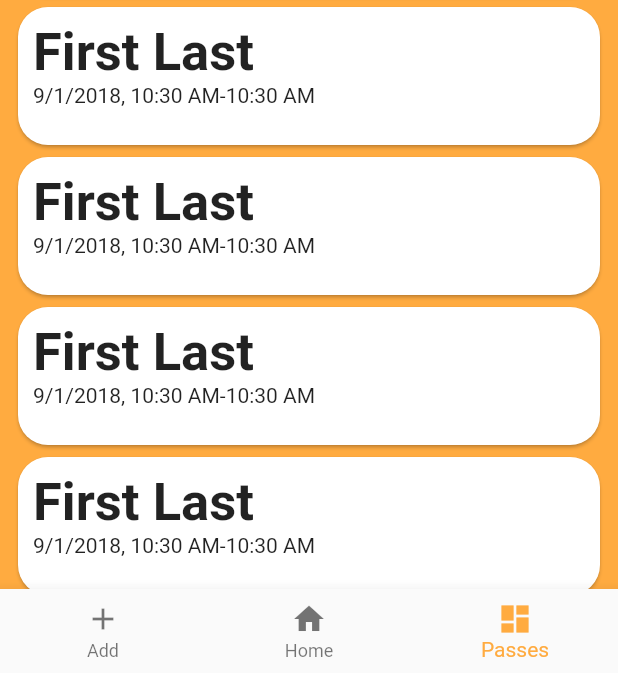
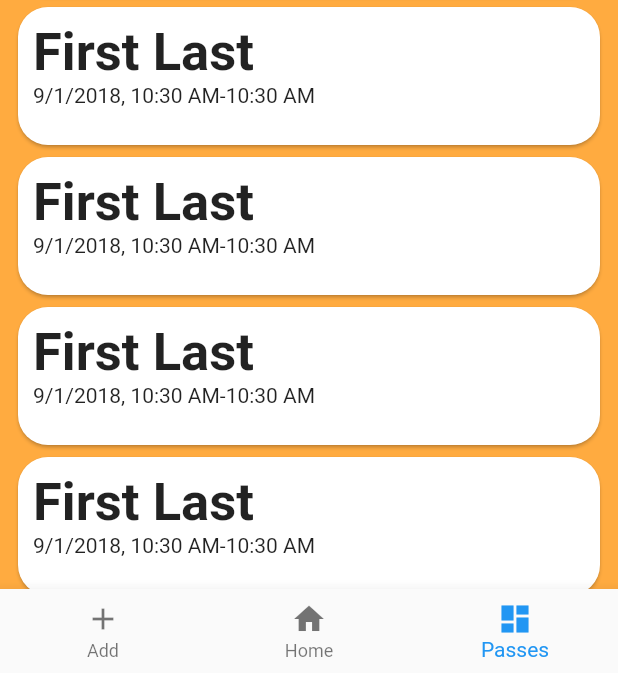
Before and after one commit to CHSCodeForChange/PassMaster-App-Old, a Flutter app: the screen it shows after launch, item 3 of the bottom bar chosen, on a phone screen of 412 x 824 dp, the part 563-1236 px from its top. Run offline on Flutter 3.47's test engine with Material 2 defaults, Android fonts, the phone set to English and light mode, and no system bars.

Commit message:
Consolidated colors in the theme section in the main class.
Made the search bar not have a jank label that rises up when selected.

```diff
--- a/lib/fragments/pass.dart
+++ b/lib/fragments/pass.dart
@@ -21,11 +21,10 @@ class Pass extends StatelessWidget {
           mainAxisAlignment: MainAxisAlignment.start,
           children: <Widget>[
             new Container(
-              color: Colors.amber,
               child: new Text(
                 this.pass.student.getName(),
                 textAlign: TextAlign.left,
-                style: TextStyle(color: Colors.black, fontSize: 35.0, fontWeight: FontWeight.bold),
+                style: TextStyle(fontSize: 35.0, fontWeight: FontWeight.bold),
               ),
             ),
             new Container(
--- a/lib/fragments/search-filters.dart
+++ b/lib/fragments/search-filters.dart
@@ -10,7 +10,7 @@ class SearchFilters extends StatelessWidget {
         new Expanded(
           child: new TextFormField(
             decoration: InputDecoration(
-              labelText: 'Search',
+              hintText: 'Search',
               border: OutlineInputBorder(borderSide: BorderSide(color: Colors.grey)),
               labelStyle: TextStyle(color: Colors.black),
               filled: true,
--- a/lib/pages/main/add.dart
+++ b/lib/pages/main/add.dart
@@ -10,7 +10,10 @@ class Add extends StatelessWidget {
         children: <Widget>[
           new Container(
             width: double.infinity,
-            child: new Dropdown(["Teacher", "Location", "SRT"]),
+            child: new Container(
+              margin: EdgeInsets.only(top: 40.0, left: 20.0, right: 20.0),
+              child: new Dropdown(["Teacher", "Location", "SRT"])
+            ),
           )
         ],
       ),
--- a/lib/pages/main/main.dart
+++ b/lib/pages/main/main.dart
@@ -30,11 +30,16 @@ class MainState extends State<Main> {
 
   @override
   Widget build(BuildContext context) {
-    return Scaffold(
-      backgroundColor: Colors.orangeAccent,
+    return Theme(
+      data: ThemeData(
+        scaffoldBackgroundColor: Colors.orangeAccent,
+        primaryColor: Colors.orangeAccent,
+        accentColor: Colors.white,
+      ),
+      child: Scaffold(
 
         bottomNavigationBar: BottomNavigationBar(
-        fixedColor: Colors.orangeAccent,
+
           currentIndex: index,
           onTap: onTabTapped,
           items: [
@@ -54,6 +59,7 @@ class MainState extends State<Main> {
         ),
 
         body: pages[index],
+      )
     );
   }
 }
--- a/lib/pages/main/passes.dart
+++ b/lib/pages/main/passes.dart
@@ -16,14 +16,13 @@ class Passes extends StatelessWidget {
         length: 3,
         child: Scaffold(
           appBar: TabBar(
-            indicatorColor: Colors.orangeAccent,
+            labelColor: Colors.white,
             tabs: [
               Tab(icon: Icon(Icons.search)),
               Tab(text: 'Current'),
               Tab(text: 'Unapproved'),
             ],
           ),
-          backgroundColor: Colors.orangeAccent,
 
           body: TabBarView(
             children: [
```
Also changed, not shown: lib/fragments/dropdown.dart (+30 -8 lines). Lines whose indentation alone changed are shown as unchanged.
